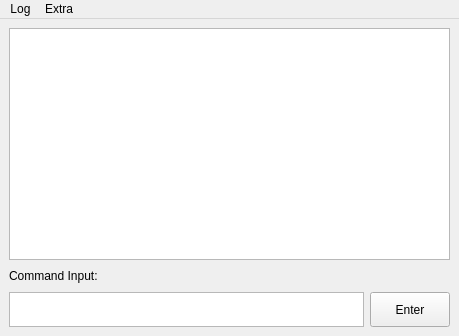
First picture: the form in server/gui/ui/MainWindow.ui, repository Howest-AdvMathProg/project-2021-Joren-vanGoethem, before the edit.
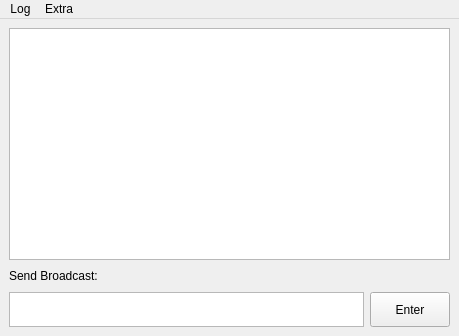
Second picture: the form after the edit.

Commit message: refactor(MainWindow): Rename

The edit to the form file:
```diff
--- a/server/gui/ui/MainWindow.ui
+++ b/server/gui/ui/MainWindow.ui
@@ -60,7 +60,7 @@
          </size>
         </property>
         <property name="text">
-         <string>Command Input:</string>
+         <string>Send Broadcast:</string>
         </property>
         <property name="buddy">
          <cstring>CommandField</cstring>
```
The commit also changes 1 other file.
